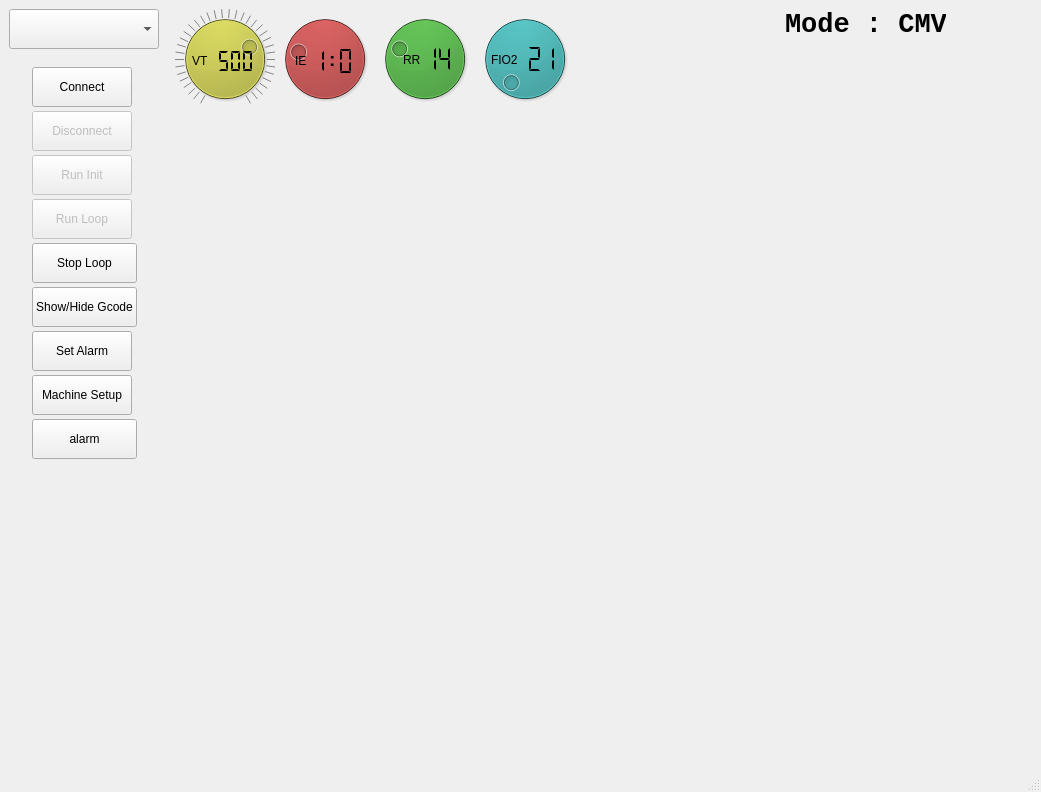
Qt form VentUI.ui (jibonaronno/Rhythm) before a commit.
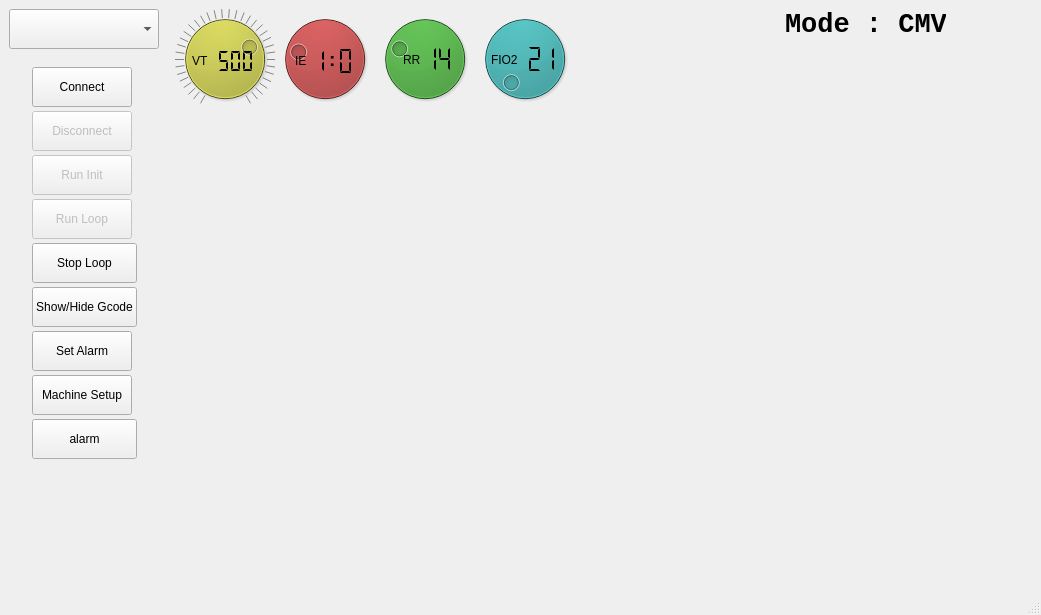
The same form after that commit.

Commit message: pre alarm02

```diff
--- a/VentUI.ui
+++ b/VentUI.ui
@@ -7,7 +7,7 @@
     <x>0</x>
     <y>0</y>
     <width>1041</width>
-    <height>792</height>
+    <height>615</height>
    </rect>
   </property>
   <property name="windowTitle">
@@ -40,7 +40,7 @@
           <property name="minimumSize">
            <size>
             <width>150</width>
-            <height>700</height>
+            <height>520</height>
            </size>
           </property>
           <property name="currentIndex">
```
The commit also changes 1 other file.
